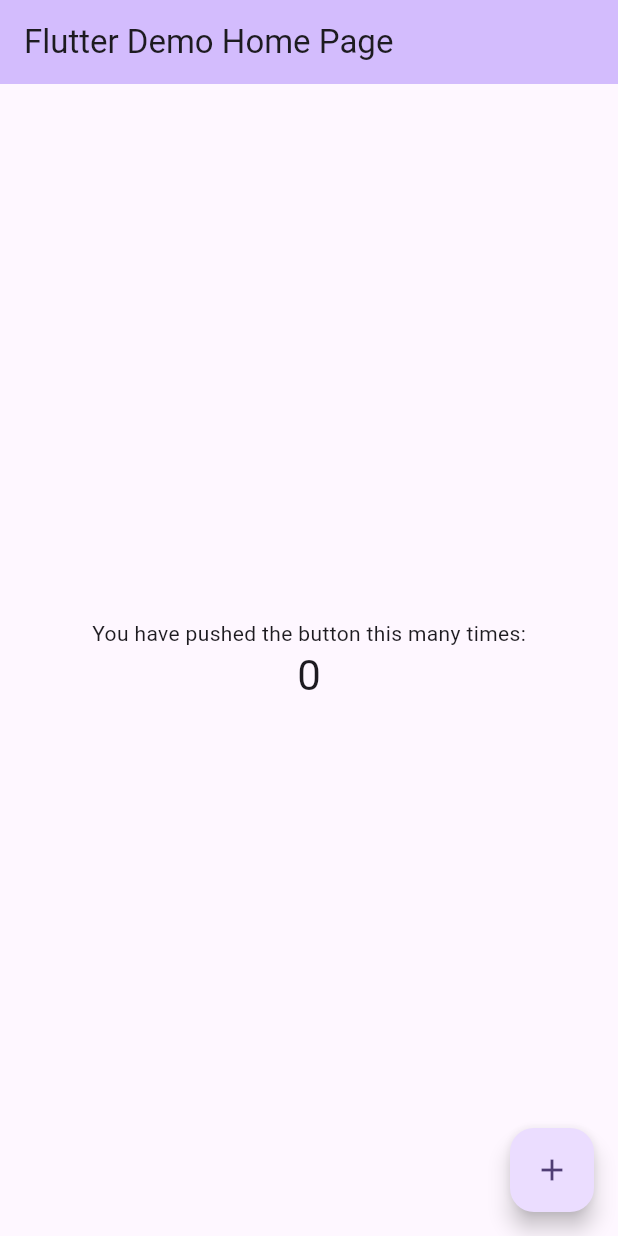
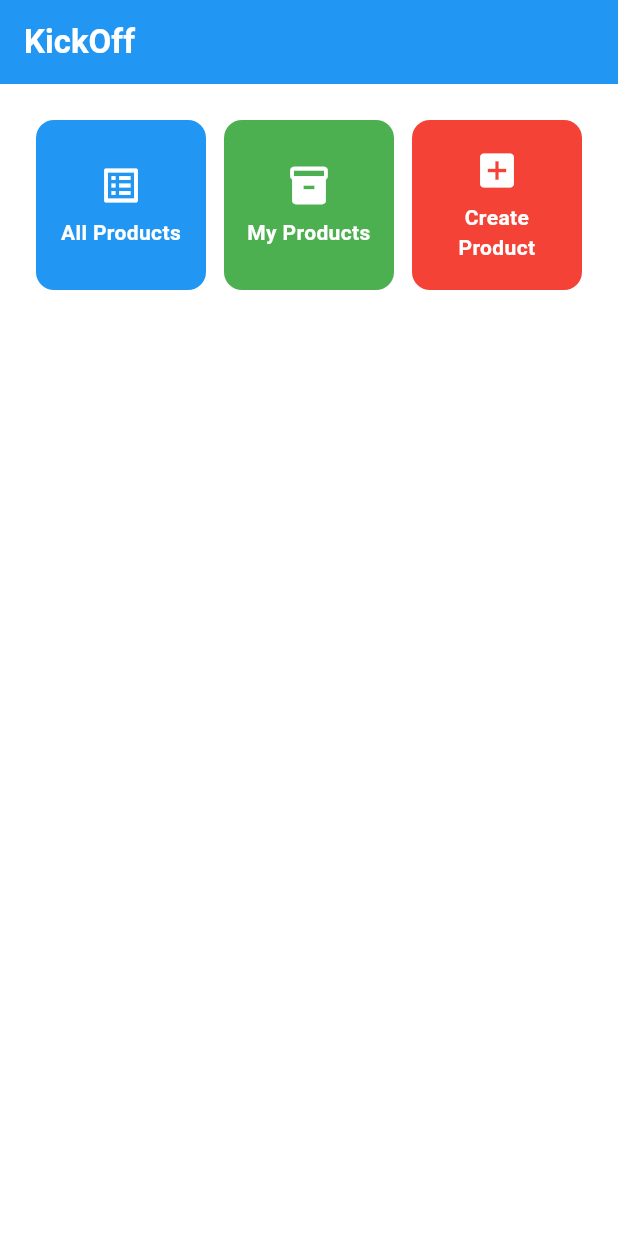
Before and after one commit to matt-wijaya/kick-off-mobile, a Flutter app: the screen it shows after launch, on a phone screen of 412 x 824 dp. Run offline on Flutter 3.47's test engine with Material 3 defaults, Android fonts, the phone set to English and light mode, and no system bars.

Commit message:
Tugas 1 Done

```diff
--- a/lib/main.dart
+++ b/lib/main.dart
@@ -1,4 +1,5 @@
 import 'package:flutter/material.dart';
+import 'package:kickoff/menu.dart';
 
 void main() {
   runApp(const MyApp());
@@ -7,116 +8,15 @@ void main() {
 class MyApp extends StatelessWidget {
   const MyApp({super.key});
 
-  // This widget is the root of your application.
   @override
   Widget build(BuildContext context) {
     return MaterialApp(
-      title: 'Flutter Demo',
+      title: 'KickOff',
       theme: ThemeData(
-        // This is the theme of your application.
-        //
-        // TRY THIS: Try running your application with "flutter run". You'll see
-        // the application has a purple toolbar. Then, without quitting the app,
-        // try changing the seedColor in the colorScheme below to Colors.green
-        // and then invoke "hot reload" (save your changes or press the "hot
-        // reload" button in a Flutter-supported IDE, or press "r" if you used
-        // the command line to start the app).
-        //
-        // Notice that the counter didn't reset back to zero; the application
-        // state is not lost during the reload. To reset the state, use hot
-        // restart instead.
-        //
-        // This works for code too, not just values: Most code changes can be
-        // tested with just a hot reload.
-        colorScheme: ColorScheme.fromSeed(seedColor: Colors.deepPurple),
+         colorScheme: ColorScheme.fromSwatch(primarySwatch: Colors.blue)
+            .copyWith(secondary: Colors.blueAccent),
       ),
-      home: const MyHomePage(title: 'Flutter Demo Home Page'),
+      home: MyHomePage(),
     );
   }
 }
-
-class MyHomePage extends StatefulWidget {
-  const MyHomePage({super.key, required this.title});
-
-  // This widget is the home page of your application. It is stateful, meaning
-  // that it has a State object (defined below) that contains fields that affect
-  // how it looks.
-
-  // This class is the configuration for the state. It holds the values (in this
-  // case the title) provided by the parent (in this case the App widget) and
-  // used by the build method of the State. Fields in a Widget subclass are
-  // always marked "final".
-
-  final String title;
-
-  @override
-  State<MyHomePage> createState() => _MyHomePageState();
-}
-
-class _MyHomePageState extends State<MyHomePage> {
-  int _counter = 0;
-
-  void _incrementCounter() {
-    setState(() {
-      // This call to setState tells the Flutter framework that something has
-      // changed in this State, which causes it to rerun the build method below
-      // so that the display can reflect the updated values. If we changed
-      // _counter without calling setState(), then the build method would not be
-      // called again, and so nothing would appear to happen.
-      _counter++;
-    });
-  }
-
-  @override
-  Widget build(BuildContext context) {
-    // This method is rerun every time setState is called, for instance as done
-    // by the _incrementCounter method above.
-    //
-    // The Flutter framework has been optimized to make rerunning build methods
-    // fast, so that you can just rebuild anything that needs updating rather
-    // than having to individually change instances of widgets.
-    return Scaffold(
-      appBar: AppBar(
-        // TRY THIS: Try changing the color here to a specific color (to
-        // Colors.amber, perhaps?) and trigger a hot reload to see the AppBar
-        // change color while the other colors stay the same.
-        backgroundColor: Theme.of(context).colorScheme.inversePrimary,
-        // Here we take the value from the MyHomePage object that was created by
-        // the App.build method, and use it to set our appbar title.
-        title: Text(widget.title),
-      ),
-      body: Center(
-        // Center is a layout widget. It takes a single child and positions it
-        // in the middle of the parent.
-        child: Column(
-          // Column is also a layout widget. It takes a list of children and
-          // arranges them vertically. By default, it sizes itself to fit its
-          // children horizontally, and tries to be as tall as its parent.
-          //
-          // Column has various properties to control how it sizes itself and
-          // how it positions its children. Here we use mainAxisAlignment to
-          // center the children vertically; the main axis here is the vertical
-          // axis because Columns are vertical (the cross axis would be
-          // horizontal).
-          //
-          // TRY THIS: Invoke "debug painting" (choose the "Toggle Debug Paint"
-          // action in the IDE, or press "p" in the console), to see the
-          // wireframe for each widget.
-          mainAxisAlignment: MainAxisAlignment.center,
-          children: <Widget>[
-            const Text('You have pushed the button this many times:'),
-            Text(
-              '$_counter',
-              style: Theme.of(context).textTheme.headlineMedium,
-            ),
-          ],
-        ),
-      ),
-      floatingActionButton: FloatingActionButton(
-        onPressed: _incrementCounter,
-        tooltip: 'Increment',
-        child: const Icon(Icons.add),
-      ), // This trailing comma makes auto-formatting nicer for build methods.
-    );
-  }
-}
--- /dev/null
+++ b/lib/menu.dart
@@ -0,0 +1,111 @@
+import 'package:flutter/material.dart';
+
+class ItemHomepage {
+  final String name;
+  final IconData icon;
+  final Color color;       // warna latar tombol
+  final String snackText;  // teks snackbar saat ditekan
+
+  ItemHomepage({
+    required this.name,
+    required this.icon,
+    required this.color,
+    required this.snackText,
+  });
+}
+
+class ItemCard extends StatelessWidget {
+  final ItemHomepage item;
+  const ItemCard(this.item, {super.key});
+
+  @override
+  Widget build(BuildContext context) {
+    return Material(
+      color: item.color,
+      borderRadius: BorderRadius.circular(12),
+      child: InkWell(
+        borderRadius: BorderRadius.circular(12),
+        onTap: () {
+          ScaffoldMessenger.of(context)
+            ..hideCurrentSnackBar()
+            ..showSnackBar(
+              SnackBar(content: Text(item.snackText)),
+            );
+        },
+        child: Container(
+          padding: const EdgeInsets.all(12),
+          child: Center(
+            child: Column(
+              mainAxisAlignment: MainAxisAlignment.center,
+              children: [
+                Icon(item.icon, color: Colors.white, size: 30),
+                const SizedBox(height: 6),
+                Text(
+                  item.name,
+                  textAlign: TextAlign.center,
+                  style: const TextStyle(color: Colors.white, fontWeight: FontWeight.w600),
+                ),
+              ],
+            ),
+          ),
+        ),
+      ),
+    );
+  }
+}
+
+class MyHomePage extends StatelessWidget {
+  MyHomePage({super.key});
+
+  final String nama = "Matthew Wijaya"; //nama
+  final String npm = "2406359203";//npm
+  final String kelas = "C"; //kelas
+  //  - All Products (biru)
+  //  - My Products (hijau)
+  //  - Create Product (merah)
+  final List<ItemHomepage> items = [
+    ItemHomepage(
+      name: "All Products",
+      icon: Icons.list_alt,
+      color: Colors.blue, // biru
+      snackText: "Kamu telah menekan tombol All Products",
+    ),
+    ItemHomepage(
+      name: "My Products",
+      icon: Icons.inventory_2,
+      color: Colors.green, // hijau
+      snackText: "Kamu telah menekan tombol My Products",
+    ),
+    ItemHomepage(
+      name: "Create Product",
+      icon: Icons.add_box,
+      color: Colors.red, // merah
+      snackText: "Kamu telah menekan tombol Create Product",
+    ),
+  ];
+
+  @override
+  Widget build(BuildContext context) {
+    return Scaffold(
+      appBar: AppBar(
+        title: const Text(
+          'KickOff',
+          style: TextStyle(color: Colors.white, fontWeight: FontWeight.bold),
+        ),
+        backgroundColor: Theme.of(context).colorScheme.primary,
+      ),
+      body: Padding(
+        padding: const EdgeInsets.all(16.0),
+        child: GridView.count(
+                    primary: false,
+                    padding: const EdgeInsets.all(8),
+                    crossAxisSpacing: 12,
+                    mainAxisSpacing: 12,
+                    crossAxisCount: 3,
+                    shrinkWrap: true,
+                    children: items.map((item) => ItemCard(item)).toList(),
+                  ),
+              ),
+            );
+  }
+}
```
